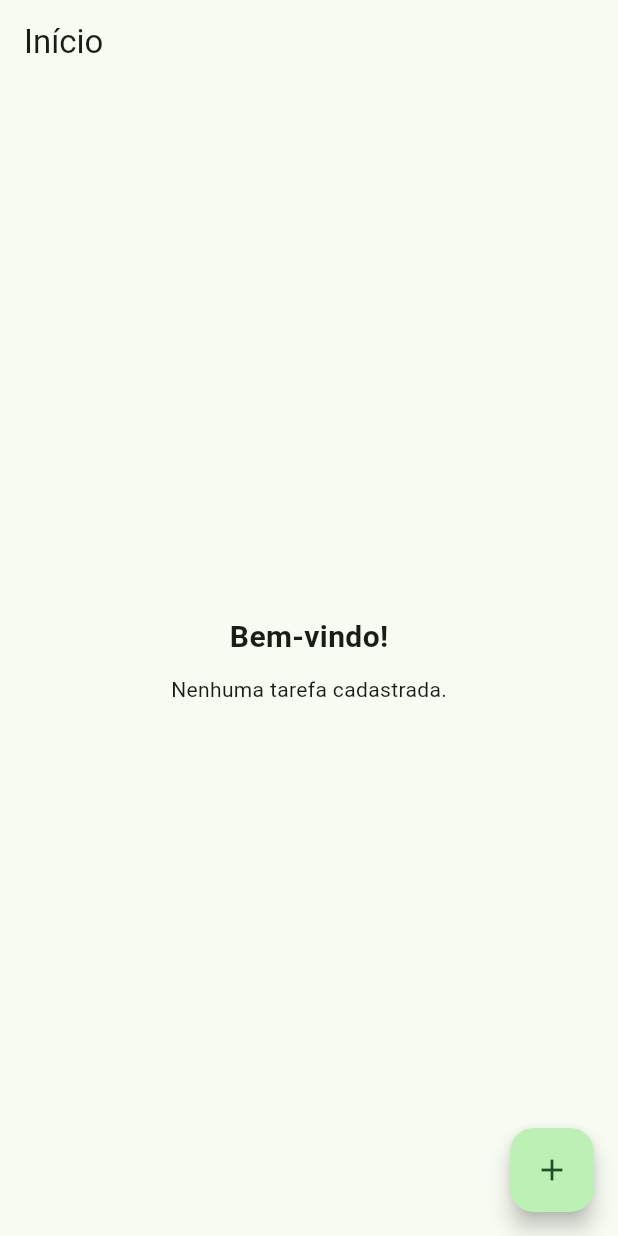
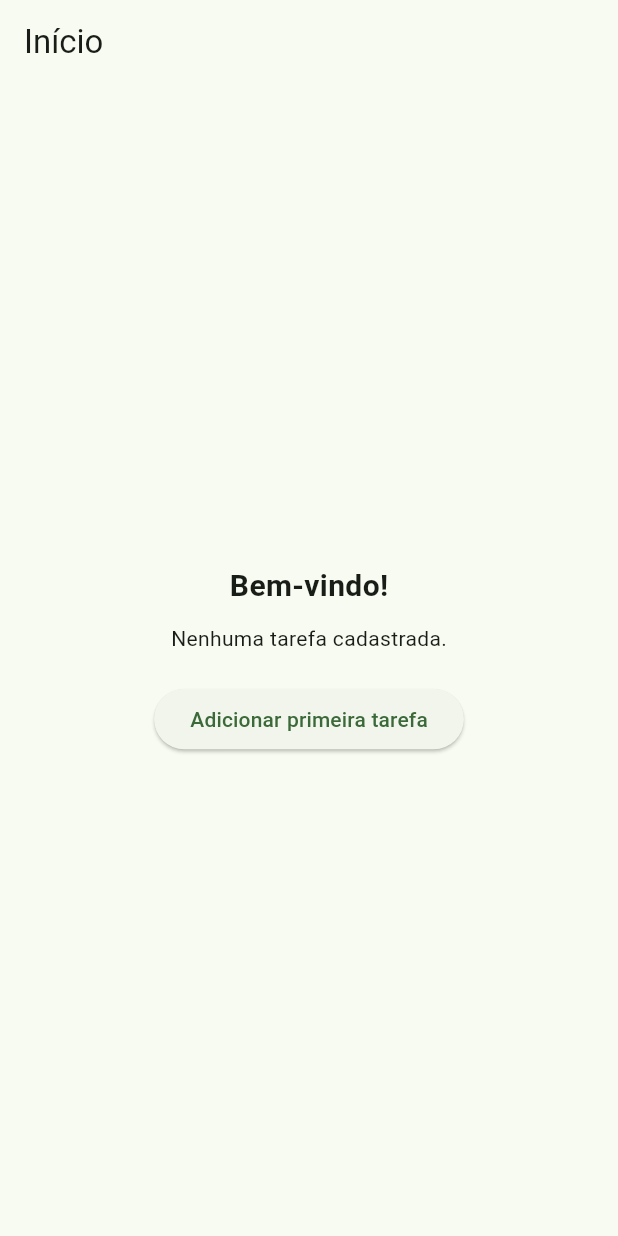
Before and after one commit to MuriloSchneiderS/ifsc_mobile_av1_crud, a Flutter app: the screen it shows after launch, on a phone screen of 412 x 824 dp. Run offline on Flutter 3.47's test engine with Material 3 defaults, Android fonts, the phone set to English and light mode, and no system bars; our stand-ins replace sqflite, sqflite_common_ffi; accounts and stored records are empty.

Commit message:
correção da tarefa mais próxima de vencer e datas formatadas
get dataFormatada extrai dia,mes,ano,hora e minuto e retorna uma String com dia/mes/ano hora:minuto

```diff
--- a/lib/telas/tela_detalhes.dart
+++ b/lib/telas/tela_detalhes.dart
@@ -78,7 +78,7 @@ class _TelaDetalhesState extends State<TelaDetalhes> {
                 ),
                 Text("Descrição: ${tarefaAtualizada.descricao}"),
                 Text("Responsável: ${tarefaAtualizada.responsavel}"),
-                Text("Data Prevista: ${tarefaAtualizada.dataPrevista.toString().substring(0, 16)}",),
+                Text("Data Prevista: ${tarefaAtualizada.dataFormatada}",),
                 Text("Importante: ${tarefaAtualizada.importante ? 'Sim' : 'Não'}",),
                 SizedBox(height: 20),
                 SwitchListTile(//switch para marcar a tarefa como realizada ou não realizada
--- a/lib/telas/tela_form.dart
+++ b/lib/telas/tela_form.dart
@@ -126,8 +126,10 @@ class _TelaFormState extends State<TelaForm> {
   void didChangeDependencies() {//carrega os dados da tarefa para edição
     super.didChangeDependencies();
     //evita que o código seja executado mais de uma vez
-    if (_initialized) return;
-      _initialized = true;
+    if (_initialized) {
+      return;
+    }
+    _initialized = true;
 
     final args = ModalRoute.of(context)?.settings.arguments;//pega os argumentos passados para a rota, que nesse caso é a tarefa a ser editada
     if (args is Tarefa) {
--- a/lib/telas/tela_inicial.dart
+++ b/lib/telas/tela_inicial.dart
@@ -20,7 +20,7 @@ class _TelaInicialState extends State<TelaInicial> {
   @override
   void initState() {
     super.initState();
-    Future.microtask(
+    Future.microtask(//carrega as tarefas do banco de dados
       () => Provider.of<TarefaProvider>(context, listen: false).loadTarefas(),
     );
   }
@@ -29,6 +29,8 @@ class _TelaInicialState extends State<TelaInicial> {
   Widget build(BuildContext context) {
     var provider = Provider.of<TarefaProvider>(context);
     final List<Tarefa> tarefas = provider.tarefas;
+    tarefas.removeWhere((tarefa) => tarefa.realizada); //remove as tarefas já realizadas da lista
+    tarefas.sort((a, b) => a.dataPrevista.compareTo(b.dataPrevista)); //ordena as tarefas pela data prevista para realização, da mais próxima para a mais distante
     return Scaffold(
       appBar: AppBar(title: Text(widget.titulo)),
       body: Center(
@@ -42,6 +44,13 @@ class _TelaInicialState extends State<TelaInicial> {
                   ),
                   const SizedBox(height: 10),
                   const Text('Nenhuma tarefa cadastrada.'),
+                  SizedBox(height: 20),
+                  ElevatedButton(
+                    onPressed: () {
+                      Navigator.pushNamed(context, Rotas.telaForm);
+                    },
+                    child: Text('Adicionar primeira tarefa'),
+                  ),
                 ],
               )
             : Column(
@@ -58,7 +67,7 @@ class _TelaInicialState extends State<TelaInicial> {
                   ),
                   SizedBox(height: 10),
                   Text(//exibe o título e data prevista da tarefa mais próxima de vencer
-                    '${tarefas[0].titulo} - ${tarefas[0].dataPrevista.toLocal().toString().substring(0, 16)}',//formata a data para exibir apenas data e hora
+                    '${tarefas[0].titulo} - ${tarefas[0].dataFormatada}',//exibe titulo e data prevista formatada pelo getter dataFormatada
                     style: TextStyle(fontSize: 16),
                   ),
                   SizedBox(height: 20),
@@ -71,12 +80,6 @@ class _TelaInicialState extends State<TelaInicial> {
                 ],
               ),
       ),
-      floatingActionButton: FloatingActionButton(
-          onPressed: () {
-            Navigator.pushNamed(context, Rotas.telaForm);
-          },
-          child: Icon(Icons.add),
-        ),
     );
   }
 }
--- a/lib/telas/tela_lista.dart
+++ b/lib/telas/tela_lista.dart
@@ -151,7 +151,7 @@ class _TelaListaState extends State<TelaLista> {
             tarefa.titulo,
             style: const TextStyle(fontSize: 20, fontWeight: FontWeight.bold),
           ),
-          subtitle: Text('Data prevista: ${tarefa.dataPrevista.toLocal().toString().substring(0, 16)}'),
+          subtitle: Text('Data prevista: ${tarefa.dataFormatada}'),
           leading: IconButton(//ícone para marcar como realizada ou não realizada, desabilitado durante a atualização para evitar múltiplas requisições
             icon: Icon(
               tarefa.realizada ? Icons.check_circle : Icons.circle_outlined,
```
Also changed, not shown: lib/models/tarefa.dart (+10 -0 lines).
